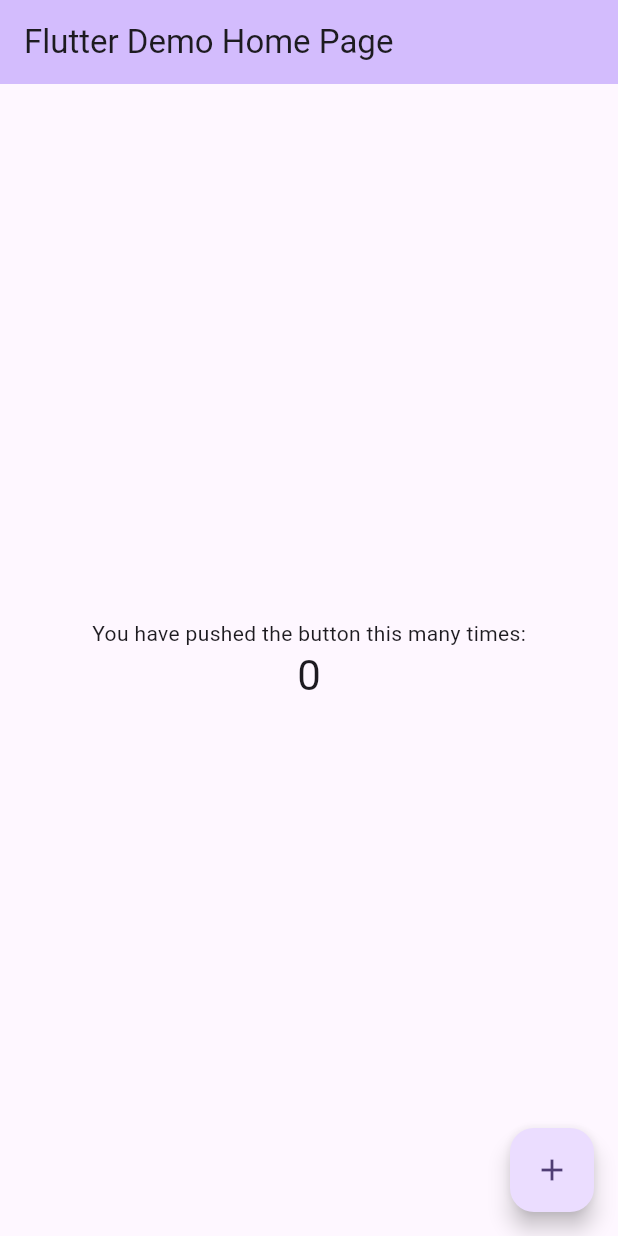
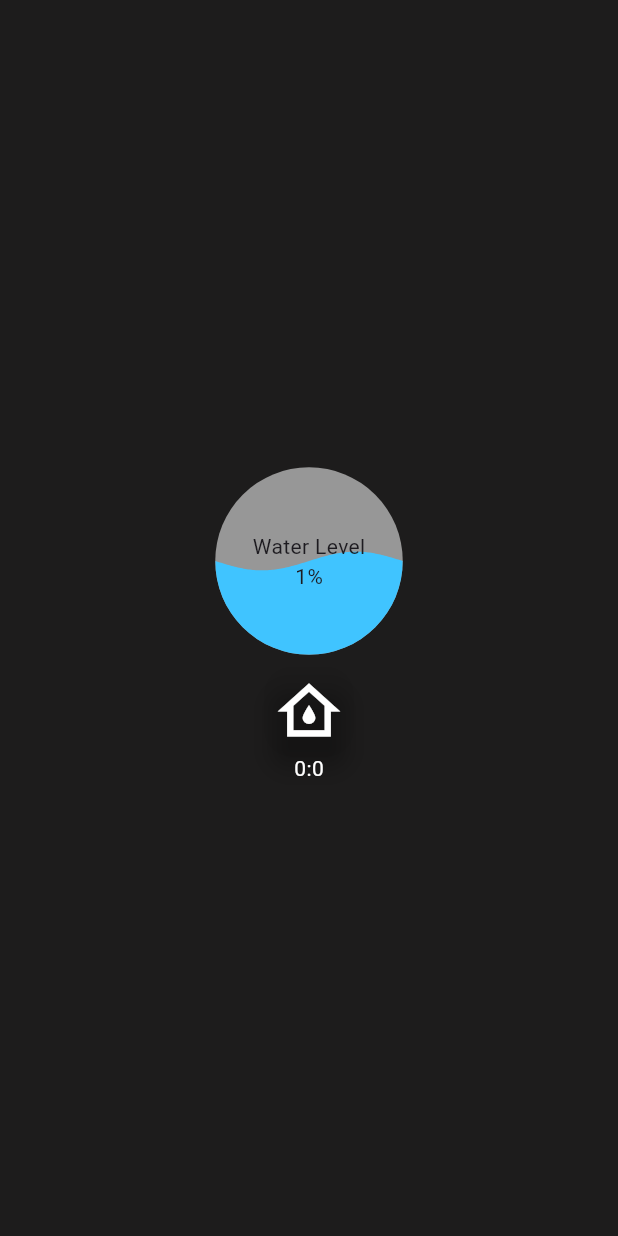
Before and after one commit to louisferrysp/Basahi, a Flutter app: the screen it shows after launch, on a phone screen of 412 x 824 dp. Run offline on Flutter 3.47's test engine with Material 3 defaults, Android fonts, the phone set to English and light mode, and no system bars; our stand-ins replace liquid_progress_indicator_v2; missing offline and left inert: bottom_picker.

Commit message:
HomeScreen add

```diff
--- /dev/null
+++ b/basahi/lib/HomeScreen/homeScreen.dart
@@ -0,0 +1,128 @@
+import 'package:basahi/timeStore.dart';
+import 'package:bottom_picker/bottom_picker.dart';
+import 'package:bottom_picker/resources/arrays.dart' show BottomPickerTheme;
+import 'package:flutter/material.dart';
+import 'package:liquid_progress_indicator_v2/liquid_progress_indicator.dart';
+
+
+class HomeScreen extends StatefulWidget {
+  const HomeScreen({super.key});
+
+  @override
+  State<HomeScreen> createState() => _HomescreenState();
+}
+
+class _HomescreenState extends State<HomeScreen> {
+
+
+  @override
+  Widget build(BuildContext context) {
+
+    return Scaffold(
+      body: Column(
+        mainAxisAlignment: MainAxisAlignment.center,
+        children: [
+          circularProgress(context),
+          pumpStatus(context),
+
+          Text('${Timestore.jam}:${Timestore.menit}' ,style: TextStyle(color: Colors.white),)
+        ],
+      ),
+      backgroundColor: Color.fromARGB(255, 29, 28, 28),
+    );
+  }
+}
+
+Widget pumpStatus (BuildContext context){
+  return FloatingActionButton(
+    onPressed: () {
+      _openTimePicker(context);
+    },
+    backgroundColor: Colors.transparent,
+    child: Icon(Icons.water_damage_outlined, color: Colors.white, size: 50,),
+  );
+}
+
+Widget circularProgress (BuildContext context){
+  return Padding(
+    padding: EdgeInsetsGeometry.all(10),
+    child: Column(
+          mainAxisAlignment: MainAxisAlignment.spaceEvenly,
+          children: [
+            Row(
+              mainAxisAlignment: MainAxisAlignment.spaceEvenly,
+              children: [
+                Container(
+                  width: 125 ,
+                  height: 125,
+                  child: LiquidCircularProgressIndicator(
+                    backgroundColor: Colors.white54,
+                    value: 0.5,
+                    center: Column(
+                      mainAxisAlignment: MainAxisAlignment.center,
+                      children: [
+                        Text('Water Level'),
+                        Text('1%')
+                      ],
+                    ),
+                    valueColor: AlwaysStoppedAnimation(Colors.lightBlueAccent),
+                    direction: Axis.vertical,
+                  ),
+                )
+              ],
+            )
+          ],
+        ),
+  );
+}
+
+void _openTimePicker(BuildContext context) {
+    BottomPicker.time(
+      headerBuilder: (context) {
+        return Row(
+          mainAxisAlignment: MainAxisAlignment.spaceBetween,
+          children: [
+            Text(
+              'Set your next meeting time',
+              style: TextStyle(
+                fontWeight: FontWeight.bold,
+                fontSize: 15,
+                color: Colors.black,
+              ),
+            ),
+            InkWell(
+              onTap: () {
+                print('Picker closed');
+                Navigator.pop(context);
+              },
+              child: Text(
+                'close',
+                style: TextStyle(
+                  decoration: TextDecoration.underline,
+                ),
+              ),
+            ),
+          ],
+        );
+      },
+      use24hFormat: true,
+      onSubmit: (index) {
+
+      String value = index.toString();
+
+      // ambil jam & menit dari string
+      String waktu = value.split(' ')[1];     // 06:00:00.000
+      String jamMenit = waktu.substring(0, 5); // 06:00
+
+      Timestore.jam = int.parse(jamMenit.split(':')[0]);
+      Timestore.menit = int.parse(jamMenit.split(':')[1]);
+
+        print('Waktu terpilih ${Timestore.jam} : ${Timestore.menit}');
+        print(index);
+      },
+      bottomPickerTheme: BottomPickerTheme.orange,
+      initialTime: Time(
+        minutes: 0,
+      ),
+    ).show(context);
+  }
--- a/basahi/lib/main.dart
+++ b/basahi/lib/main.dart
@@ -1,122 +1,13 @@
 import 'package:flutter/material.dart';
+import 'package:basahi/HomeScreen/homeScreen.dart';
 
 void main() {
-  runApp(const MyApp());
+  runApp(
+    MaterialApp(
+      initialRoute: 'home',
+      routes: {
+        'home': (context) => HomeScreen(),
+      },
+    )
+  );
 }
-
-class MyApp extends StatelessWidget {
-  const MyApp({super.key});
-
-  // This widget is the root of your application.
-  @override
-  Widget build(BuildContext context) {
-    return MaterialApp(
-      title: 'Flutter Demo',
-      theme: ThemeData(
-        // This is the theme of your application.
-        //
-        // TRY THIS: Try running your application with "flutter run". You'll see
-        // the application has a purple toolbar. Then, without quitting the app,
-        // try changing the seedColor in the colorScheme below to Colors.green
-        // and then invoke "hot reload" (save your changes or press the "hot
-        // reload" button in a Flutter-supported IDE, or press "r" if you used
-        // the command line to start the app).
-        //
-        // Notice that the counter didn't reset back to zero; the application
-        // state is not lost during the reload. To reset the state, use hot
-        // restart instead.
-        //
-        // This works for code too, not just values: Most code changes can be
-        // tested with just a hot reload.
-        colorScheme: .fromSeed(seedColor: Colors.deepPurple),
-      ),
-      home: const MyHomePage(title: 'Flutter Demo Home Page'),
-    );
-  }
-}
-
-class MyHomePage extends StatefulWidget {
-  const MyHomePage({super.key, required this.title});
-
-  // This widget is the home page of your application. It is stateful, meaning
-  // that it has a State object (defined below) that contains fields that affect
-  // how it looks.
-
-  // This class is the configuration for the state. It holds the values (in this
-  // case the title) provided by the parent (in this case the App widget) and
-  // used by the build method of the State. Fields in a Widget subclass are
-  // always marked "final".
-
-  final String title;
-
-  @override
-  State<MyHomePage> createState() => _MyHomePageState();
-}
-
-class _MyHomePageState extends State<MyHomePage> {
-  int _counter = 0;
-
-  void _incrementCounter() {
-    setState(() {
-      // This call to setState tells the Flutter framework that something has
-      // changed in this State, which causes it to rerun the build method below
-      // so that the display can reflect the updated values. If we changed
-      // _counter without calling setState(), then the build method would not be
-      // called again, and so nothing would appear to happen.
-      _counter++;
-    });
-  }
-
-  @override
-  Widget build(BuildContext context) {
-    // This method is rerun every time setState is called, for instance as done
-    // by the _incrementCounter method above.
-    //
-    // The Flutter framework has been optimized to make rerunning build methods
-    // fast, so that you can just rebuild anything that needs updating rather
-    // than having to individually change instances of widgets.
-    return Scaffold(
-      appBar: AppBar(
-        // TRY THIS: Try changing the color here to a specific color (to
-        // Colors.amber, perhaps?) and trigger a hot reload to see the AppBar
-        // change color while the other colors stay the same.
-        backgroundColor: Theme.of(context).colorScheme.inversePrimary,
-        // Here we take the value from the MyHomePage object that was created by
-        // the App.build method, and use it to set our appbar title.
-        title: Text(widget.title),
-      ),
-      body: Center(
-        // Center is a layout widget. It takes a single child and positions it
-        // in the middle of the parent.
-        child: Column(
-          // Column is also a layout widget. It takes a list of children and
-          // arranges them vertically. By default, it sizes itself to fit its
-          // children horizontally, and tries to be as tall as its parent.
-          //
-          // Column has various properties to control how it sizes itself and
-          // how it positions its children. Here we use mainAxisAlignment to
-          // center the children vertically; the main axis here is the vertical
-          // axis because Columns are vertical (the cross axis would be
-          // horizontal).
-          //
-          // TRY THIS: Invoke "debug painting" (choose the "Toggle Debug Paint"
-          // action in the IDE, or press "p" in the console), to see the
-          // wireframe for each widget.
-          mainAxisAlignment: .center,
-          children: [
-            const Text('You have pushed the button this many times:'),
-            Text(
-              '$_counter',
-              style: Theme.of(context).textTheme.headlineMedium,
-            ),
-          ],
-        ),
-      ),
-      floatingActionButton: FloatingActionButton(
-        onPressed: _incrementCounter,
-        tooltip: 'Increment',
-        child: const Icon(Icons.add),
-      ),
-    );
-  }
-}
--- /dev/null
+++ b/basahi/lib/timeStore.dart
@@ -0,0 +1,4 @@
+class Timestore {
+  static int jam = 0;
+  static int menit = 0;
+}
--- a/basahi/pubspec.yaml
+++ b/basahi/pubspec.yaml
@@ -34,6 +34,9 @@ dependencies:
   # The following adds the Cupertino Icons font to your application.
   # Use with the CupertinoIcons class for iOS style icons.
   cupertino_icons: ^1.0.8
+  liquid_progress_indicator_v2: ^0.5.0
+  bottom_picker: ^4.1.1
+  provider: ^6.1.5+1
 
 dev_dependencies:
   flutter_test:
```
Also changed, not shown: basahi/lib/BasahiAPI/basahiAPI.dart (added, +10 -0 lines), basahi/lib/BasahiModel/basahiModel.dart (added, +13 -0 lines), basahi/lib/BasahiModel/basahiViewModel.dart (added, +15 -0 lines), basahi/pubspec.lock, 1 other file.
